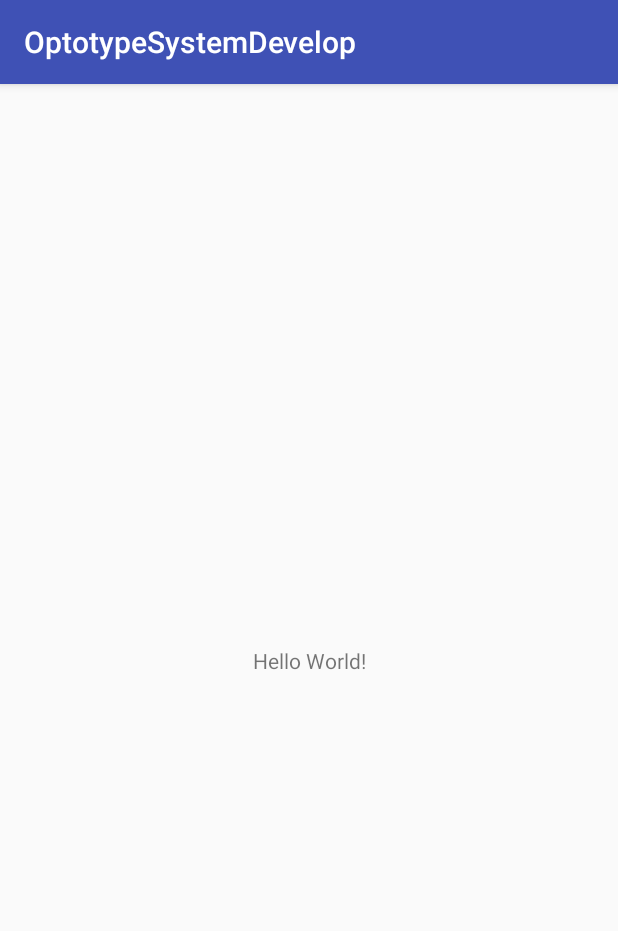
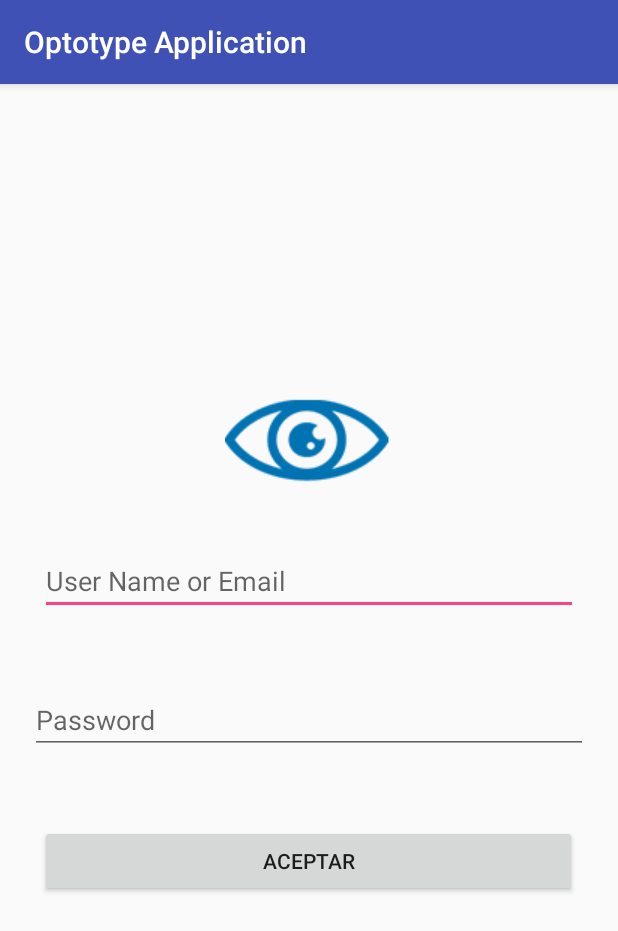
Before and after one commit to edgkid/OptotypeRepositoryV4, an Android app: the screen it shows after launch (LoginActivity), on a phone screen of 412 x 824 dp. Shown: the top 931 px of the screen. Run offline under Robolectric (Android 15) with nearby library versions, the light colour scheme and no system bars.

Commit message:
Se reconstruyen cambios para ver e iniciar interaccion sobre ventana de login

```diff
--- a/OptotypeSystemDevelop/app/src/main/AndroidManifest.xml
+++ b/OptotypeSystemDevelop/app/src/main/AndroidManifest.xml
@@ -1,6 +1,8 @@
 <?xml version="1.0" encoding="utf-8"?>
 <manifest xmlns:android="http://schemas.android.com/apk/res/android"
     package="com.example.edgar.optotypesystemdevelop">
+
+    <uses-permission android:name="android.permission.INTERNET" />
 
     <application
         android:allowBackup="true"
@@ -16,6 +18,7 @@
                 <category android:name="android.intent.category.LAUNCHER" />
             </intent-filter>
         </activity>
+        <activity android:name=".DashBoardActivity"></activity>
     </application>
 
 </manifest>
--- /dev/null
+++ b/OptotypeSystemDevelop/app/src/main/java/com/example/edgar/optotypesystemdevelop/DashBoardActivity.java
@@ -0,0 +1,13 @@
+package com.example.edgar.optotypesystemdevelop;
+
+import android.support.v7.app.AppCompatActivity;
+import android.os.Bundle;
+
+public class DashBoardActivity extends AppCompatActivity {
+
+    @Override
+    protected void onCreate(Bundle savedInstanceState) {
+        super.onCreate(savedInstanceState);
+        setContentView(R.layout.activity_dash_board);
+    }
+}
--- a/OptotypeSystemDevelop/app/src/main/java/com/example/edgar/optotypesystemdevelop/LoginActivity.java
+++ b/OptotypeSystemDevelop/app/src/main/java/com/example/edgar/optotypesystemdevelop/LoginActivity.java
@@ -1,13 +1,49 @@
 package com.example.edgar.optotypesystemdevelop;
 
+import android.content.Context;
+import android.content.Intent;
 import android.support.v7.app.AppCompatActivity;
 import android.os.Bundle;
+import android.view.View;
+import android.widget.Button;
+import android.widget.EditText;
+import android.widget.ImageView;
 
-public class LoginActivity extends AppCompatActivity {
+public class LoginActivity extends AppCompatActivity implements View.OnClickListener {
+
+    EditText editTextUserName;
+    EditText    editTextPaswword;
+    Button buttonLogin;
+    ImageView imageViewIcon;
+    Context contextActivity;
 
     @Override
     protected void onCreate(Bundle savedInstanceState) {
+
         super.onCreate(savedInstanceState);
         setContentView(R.layout.activity_login);
+
+        contextActivity = this;
+
+        editTextUserName = (EditText) findViewById(R.id.editTextUserNameLogin);
+        editTextPaswword = (EditText) findViewById(R.id.editTextViewPassWord);
+        imageViewIcon   = (ImageView) findViewById(R.id.imageViewIconEye);
+        buttonLogin = (Button) findViewById(R.id.buttonLogin);
+        buttonLogin.setOnClickListener((View.OnClickListener) contextActivity);
+
+    }
+
+    @Override
+    public void onClick(View v) {
+
+        callNewActivity();
+
+    }
+
+    public void callNewActivity (){
+
+        Intent dashBoardActivity = new Intent(this, DashBoardActivity.class);
+        startActivity(dashBoardActivity);
+
     }
 }
--- /dev/null
+++ b/OptotypeSystemDevelop/app/src/main/res/layout/activity_dash_board.xml
@@ -0,0 +1,9 @@
+<?xml version="1.0" encoding="utf-8"?>
+<android.support.constraint.ConstraintLayout xmlns:android="http://schemas.android.com/apk/res/android"
+    xmlns:app="http://schemas.android.com/apk/res-auto"
+    xmlns:tools="http://schemas.android.com/tools"
+    android:layout_width="match_parent"
+    android:layout_height="match_parent"
+    tools:context="com.example.edgar.optotypesystemdevelop.DashBoardActivity">
+
+</android.support.constraint.ConstraintLayout>
--- a/OptotypeSystemDevelop/app/src/main/res/layout/activity_login.xml
+++ b/OptotypeSystemDevelop/app/src/main/res/layout/activity_login.xml
@@ -1,18 +1,67 @@
 <?xml version="1.0" encoding="utf-8"?>
-<android.support.constraint.ConstraintLayout xmlns:android="http://schemas.android.com/apk/res/android"
-    xmlns:app="http://schemas.android.com/apk/res-auto"
+<LinearLayout xmlns:android="http://schemas.android.com/apk/res/android"
     xmlns:tools="http://schemas.android.com/tools"
+    android:id="@+id/activity_loign"
     android:layout_width="match_parent"
     android:layout_height="match_parent"
-    tools:context="com.example.edgar.optotypesystemdevelop.LoginActivity">
+    android:paddingBottom="16dp"
+    android:paddingLeft="16dp"
+    android:paddingRight="16dp"
+    android:paddingTop="16dp"
+    tools:context=".LoginActivity"
+    android:padding="20dp">
 
-    <TextView
+
+    <RelativeLayout
         android:layout_width="wrap_content"
-        android:layout_height="wrap_content"
-        android:text="Hello World!"
-        app:layout_constraintBottom_toBottomOf="parent"
-        app:layout_constraintLeft_toLeftOf="parent"
-        app:layout_constraintRight_toRightOf="parent"
-        app:layout_constraintTop_toTopOf="parent" />
+        android:layout_height="match_parent"
+        android:gravity="center_horizontal">
 
-</android.support.constraint.ConstraintLayout>
+
+        <ImageView
+            android:id="@+id/imageViewIconEye"
+            android:layout_width="wrap_content"
+            android:layout_height="wrap_content"
+            android:src="@drawable/ojo_icon"
+            android:layout_above="@+id/editTextUserNameLogin"
+            android:layout_centerHorizontal="true"
+            android:layout_marginBottom="38dp"/>
+
+        <EditText
+            android:id="@+id/editTextUserNameLogin"
+            android:layout_width="500dp"
+            android:layout_height="wrap_content"
+            android:inputType="textEmailAddress"
+            android:ems="10"
+            android:hint="@string/user_name_default"
+            android:layout_marginBottom="47dp"
+            android:layout_above="@+id/editTextViewPassWord"
+            android:layout_alignStart="@+id/editTextViewPassWord"
+            android:layout_marginStart="13dp"
+            android:layout_centerHorizontal="true"/>
+
+        <EditText
+            android:id="@+id/editTextViewPassWord"
+            android:layout_width="500dp"
+            android:layout_height="wrap_content"
+            android:inputType="textPassword"
+            android:ems="10"
+            android:hint="@string/password_default"
+            android:layout_above="@+id/buttonLogin"
+            android:layout_alignStart="@+id/buttonLogin"
+            android:layout_marginBottom="47dp"
+            android:layout_centerHorizontal="true"/>
+
+        <Button
+            android:id="@+id/buttonLogin"
+            android:layout_width="500dp"
+            android:layout_height="wrap_content"
+            android:text="@string/button_login"
+            android:layout_alignParentBottom="true"
+            android:layout_alignParentEnd="true"
+            android:layout_marginEnd="14dp"
+            android:layout_marginBottom="206dp"
+            android:layout_centerHorizontal="true"/>
+
+    </RelativeLayout>
+</LinearLayout>
--- a/OptotypeSystemDevelop/app/src/main/res/values/strings.xml
+++ b/OptotypeSystemDevelop/app/src/main/res/values/strings.xml
@@ -1,3 +1,7 @@
 <resources>
-    <string name="app_name">OptotypeSystemDevelop</string>
+    <string name="app_name">Optotype Application</string>
+    <string name="user_name_default">User Name or Email</string>
+    <string name="password_default">Password</string>
+    <string name="button_login">Aceptar</string>
+    <string name="title_activity_dash_board">DashBoardActivity</string>
 </resources>
```
Also changed, not shown: OptotypeSystemDevelop/app/src/main/res/drawable/ojo_icon.png (added), OptotypeSystemDevelop/app/src/main/res/drawable/usuario_icon.png (added).
